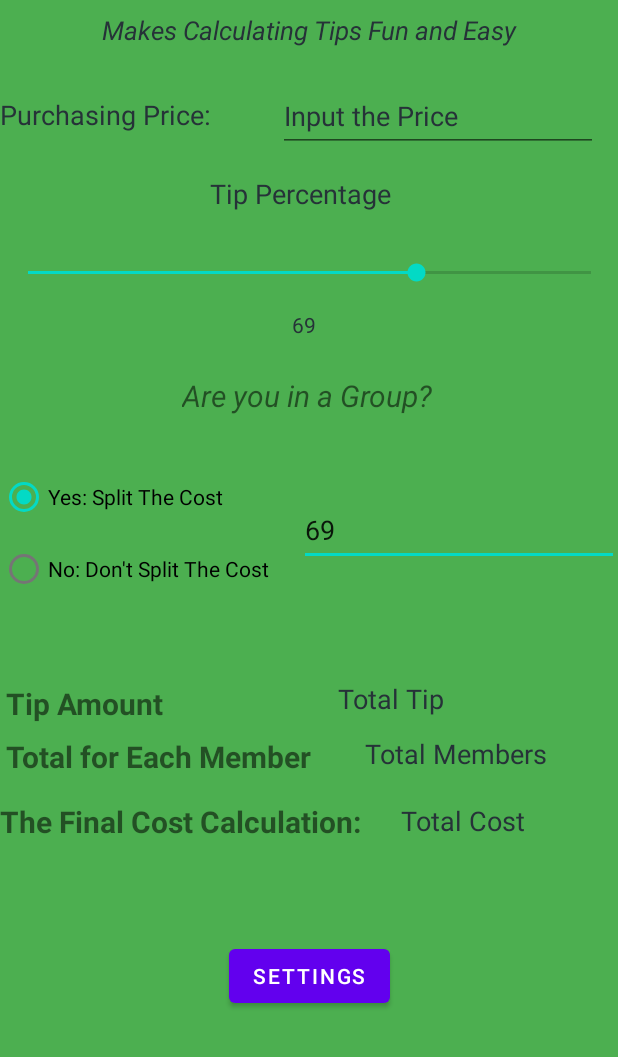
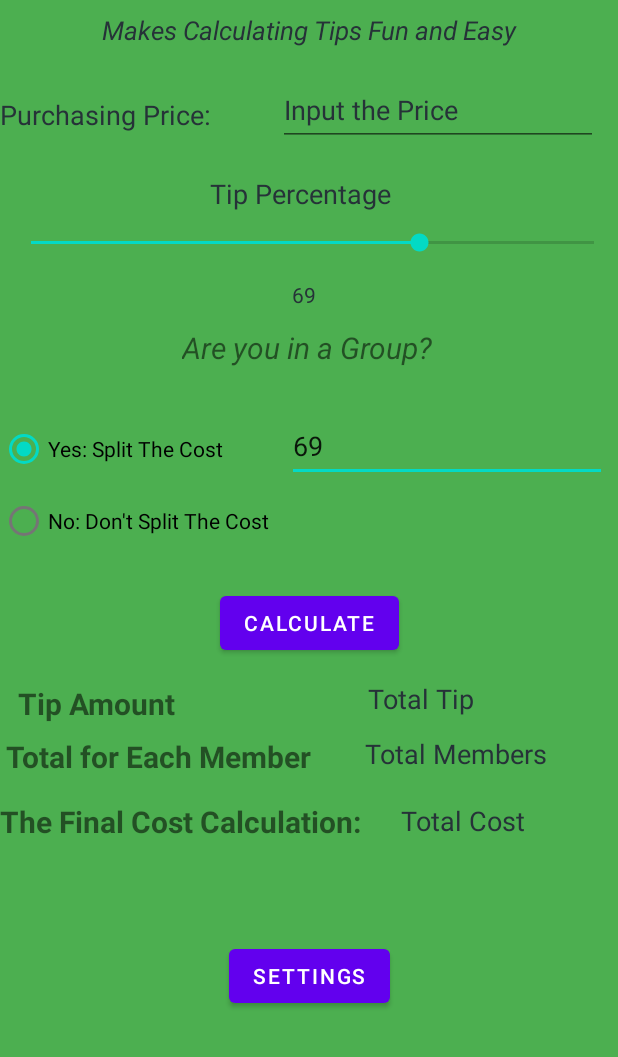
Before and after one commit to HelloWorldtyp/Tip-Calculator-App, an Android app: the screen it shows after launch (MainActivity), on a phone screen of 412 x 824 dp, the part 179-1236 px from its top. Run offline under Robolectric (Android 15) with nearby library versions, the phone set to English and light mode, and no system bars.

Commit message:
Tip calculator 2 Final Improved Version

```diff
--- a/app/src/main/res/layout/activity_main.xml
+++ b/app/src/main/res/layout/activity_main.xml
@@ -47,9 +47,10 @@
         android:id="@+id/seekBar"
         android:layout_width="407dp"
         android:layout_height="25dp"
-        android:layout_marginTop="28dp"
+        android:layout_marginTop="8dp"
         android:progress="15"
         app:layout_constraintEnd_toEndOf="parent"
+        app:layout_constraintHorizontal_bias="1.0"
         app:layout_constraintStart_toStartOf="parent"
         app:layout_constraintTop_toBottomOf="@+id/textView5" />
 
@@ -82,7 +83,7 @@
         android:id="@+id/textView6"
         android:layout_width="wrap_content"
         android:layout_height="wrap_content"
-        android:layout_marginTop="24dp"
+        android:layout_marginTop="12dp"
         android:text="Are you in a Group?"
         android:textSize="20sp"
         android:textStyle="italic"
@@ -117,8 +118,8 @@
         android:id="@+id/GroupInput"
         android:layout_width="wrap_content"
         android:layout_height="wrap_content"
-        android:layout_marginStart="20dp"
-        android:layout_marginTop="52dp"
+        android:layout_marginStart="12dp"
+        android:layout_marginTop="28dp"
         android:ems="10"
         android:hint="How many members"
         android:imeOptions="actionDone"
@@ -156,8 +157,8 @@
         android:id="@+id/textView7"
         android:layout_width="wrap_content"
         android:layout_height="wrap_content"
-        android:layout_marginStart="4dp"
-        android:layout_marginTop="52dp"
+        android:layout_marginStart="12dp"
+        android:layout_marginTop="84dp"
         android:text="Tip Amount"
         android:textSize="20sp"
         android:textStyle="bold"
@@ -168,8 +169,8 @@
         android:id="@+id/TipPercentage"
         android:layout_width="wrap_content"
         android:layout_height="wrap_content"
-        android:layout_marginStart="116dp"
-        android:layout_marginTop="76dp"
+        android:layout_marginStart="128dp"
+        android:layout_marginTop="132dp"
         android:text="Total Tip"
         android:textColor="#263238"
         android:textSize="18sp"
@@ -215,14 +216,24 @@
         android:layout_width="wrap_content"
         android:layout_height="wrap_content"
         android:layout_marginStart="40dp"
-        android:layout_marginBottom="68dp"
+        android:layout_marginBottom="52dp"
         android:ems="10"
         android:hint="Input the Price"
+        android:importantForAutofill="no"
         android:inputType="numberDecimal"
         android:minHeight="48dp"
         android:textColorHint="#263238"
         app:layout_constraintBottom_toTopOf="@+id/seekBar"
-        app:layout_constraintStart_toEndOf="@+id/textView3"
-        android:importantForAutofill="no" />
+        app:layout_constraintStart_toEndOf="@+id/textView3" />
+
+    <Button
+        android:id="@+id/calculateButton"
+        android:layout_width="wrap_content"
+        android:layout_height="wrap_content"
+        android:layout_marginTop="70dp"
+        android:text="Calculate"
+        app:layout_constraintEnd_toEndOf="parent"
+        app:layout_constraintStart_toStartOf="parent"
+        app:layout_constraintTop_toBottomOf="@+id/GroupInput" />
 
 </androidx.constraintlayout.widget.ConstraintLayout>
```
Also changed, not shown: app/src/main/java/com/example/tipcalculatorapp/MainActivity.java (+4 -40 lines).
